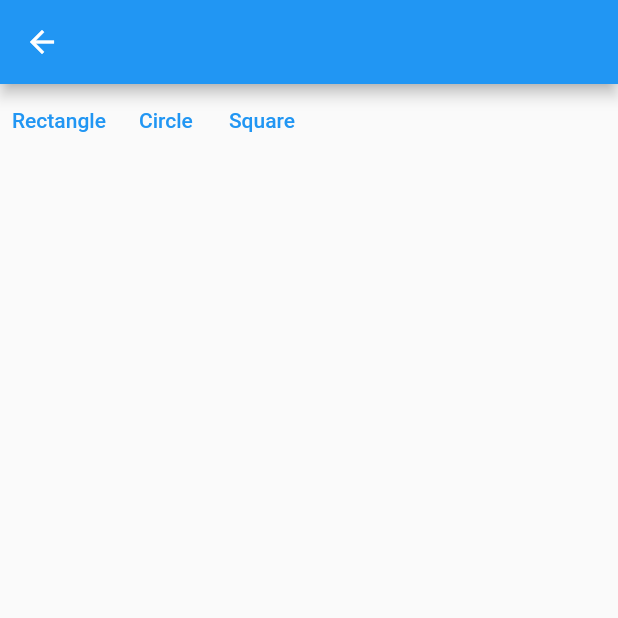
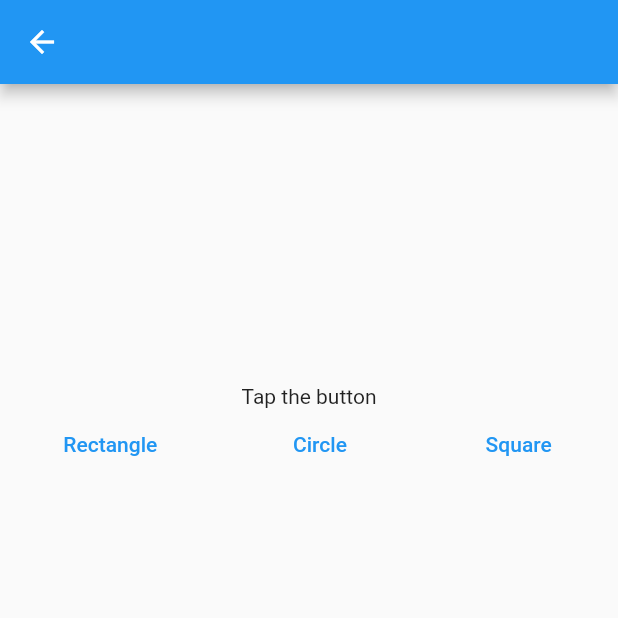
Before and after one commit to ahadjonovss/working_with_bloc_cubit, a Flutter app: the screen it shows after launch, after a tap on the "next plan" icon, on a phone screen of 412 x 824 dp, the top half of it. Run offline on Flutter 3.47's test engine with Material 2 defaults, Android fonts, the phone set to English and light mode, and no system bars; our stand-ins replace flutter_bloc.

```diff
--- a/lib/main.dart
+++ b/lib/main.dart
@@ -1,8 +1,14 @@
 import 'package:flutter/material.dart';
+import 'package:flutter_bloc/flutter_bloc.dart';
+import 'package:working_with_bloc_cubit/bloc/area_calc_cubit/areaCubit.dart';
 import 'package:working_with_bloc_cubit/ui/first_task.dart';
 
 void main() {
-  runApp(const MyApp());
+  runApp( MultiBlocProvider(
+    providers: [
+      BlocProvider(create: (context) => AreaCalcCubit(),)
+    ],
+      child: MyApp()));
 }
 
 class MyApp extends StatelessWidget {
--- a/lib/ui/second_task.dart
+++ b/lib/ui/second_task.dart
@@ -9,13 +9,12 @@ class SecondTask extends StatelessWidget {
 
   @override
   Widget build(BuildContext context) {
-    return BlocProvider(
-      create: (context) => AreaCalcCubit(),
-      child: Scaffold(
+    return Scaffold(
       appBar: AppBar(),
       body:Center(
         child: Column(
           children: [
+            SizedBox(height: 200,),
             BlocBuilder<AreaCalcCubit,AreaState>(
               builder: (context, state) {
                 if(state is RectangleState){
@@ -27,7 +26,12 @@ class SecondTask extends StatelessWidget {
                 if(state is SquareState){
                   return Text("Area of your square is : ${state.squareArea}");
                 }
-                  return Row(
+                return const Text("Tap the button") ;
+              },
+
+            ),
+            Row(
+              mainAxisAlignment: MainAxisAlignment.spaceAround,
               children: [
                 TextButton(onPressed: (){
                   BlocProvider.of<AreaCalcCubit>(context)
@@ -43,16 +47,12 @@ class SecondTask extends StatelessWidget {
                       .calcSquareArea(12, 12);
                 }, child: const  Text("Square")),
               ],
-                  );
-                },
-
-              ),
+            )
 
           ],
         ),
       )
 
-      ),
     );
   }
 }
```
Lines whose indentation alone changed are shown as unchanged.
